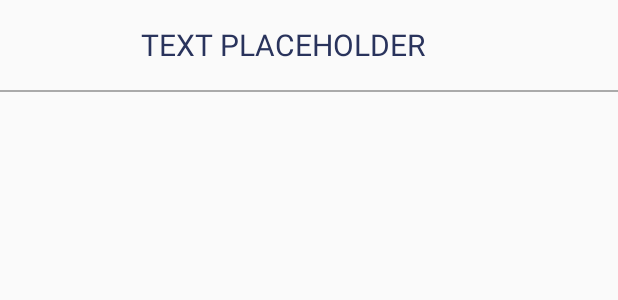
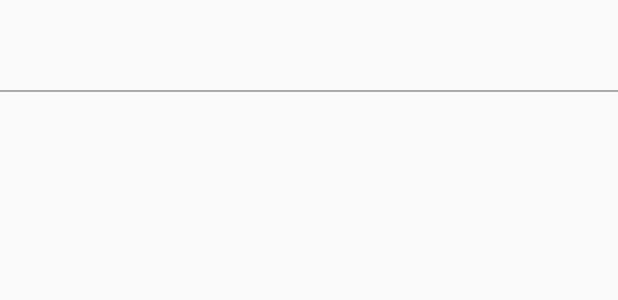
Before and after one commit to OlaB1994/TAIQuizWyzwanie, an Android app: the layout entry_games_list.xml on its own in the app's theme, with its tools: preview values and no code run, on a phone screen of 412 x 824 dp. Shown: the top 300 px of the screen. Run offline under Robolectric (Android 15) with nearby library versions, the phone set to English and light mode, and no system bars.

Commit message:
bug fixes and code reformat

```diff
--- a/app/src/main/java/pl/polsl/quizwyzwanie/ui/game/RoundsAdapter.java
+++ b/app/src/main/java/pl/polsl/quizwyzwanie/ui/game/RoundsAdapter.java
@@ -6,6 +6,7 @@ import android.view.LayoutInflater;
 import android.view.View;
 import android.view.ViewGroup;
 import android.widget.ImageView;
+import android.widget.TextView;
 
 import java.util.List;
 
@@ -40,6 +41,7 @@ public class RoundsAdapter extends RecyclerView.Adapter<RoundsAdapter.ViewHolder
     @Override
     public void onBindViewHolder(final RoundsAdapter.ViewHolder holder, final int position) {
         setupAnswers(holder, rounds.get(position).getMyQuestionsResults(), rounds.get(position).getOpponentQuestionsResults());
+        holder.categoryTv.setText(rounds.get(position).getCategoryName());
     }
 
     private void setupAnswers(ViewHolder holder, int[] myQuestionsResults, int[] opponentQuestionsResults) {
@@ -95,6 +97,8 @@ public class RoundsAdapter extends RecyclerView.Adapter<RoundsAdapter.ViewHolder
         ImageView opponentSecondQuestionIv;
         @BindView(R.id.entry_rounds_opponent_third_question_iv)
         ImageView opponentThirdQuestionIv;
+        @BindView(R.id.entry_rounds_category_tv)
+        TextView categoryTv;
 
         public ViewHolder(View rowView) {
             super(rowView);
--- a/app/src/main/res/drawable/dialog_background.xml
+++ b/app/src/main/res/drawable/dialog_background.xml
@@ -1,9 +1,9 @@
 <?xml version="1.0" encoding="utf-8"?>
 <shape xmlns:android="http://schemas.android.com/apk/res/android">
     <gradient
+        android:centerColor="@color/colorAccent3"
         android:endColor="@color/colorPrimary"
-        android:startColor="@color/colorPrimary"
-        android:centerColor="@color/colorAccent3" />
+        android:startColor="@color/colorPrimary" />
     <corners android:radius="@dimen/entry_navigation_list_indicator_corner" />
     <size
         android:width="@dimen/dialog_width"
--- a/app/src/main/res/drawable/entry_games_correct.xml
+++ b/app/src/main/res/drawable/entry_games_correct.xml
@@ -3,7 +3,6 @@
     android:shape="rectangle">
     <stroke
         android:width="1dp"
-        android:color="@android:color/white"/>
-    <solid
-        android:color="@color/entry_games_correct"/>
+        android:color="@android:color/white" />
+    <solid android:color="@color/entry_games_correct" />
 </shape>
--- a/app/src/main/res/drawable/entry_games_do_not_show.xml
+++ b/app/src/main/res/drawable/entry_games_do_not_show.xml
@@ -3,7 +3,6 @@
     android:shape="rectangle">
     <stroke
         android:width="1dp"
-        android:color="@android:color/white"/>
-    <solid
-        android:color="@color/entry_games_do_not_show"/>
+        android:color="@android:color/white" />
+    <solid android:color="@color/entry_games_do_not_show" />
 </shape>
--- a/app/src/main/res/drawable/entry_games_undefined.xml
+++ b/app/src/main/res/drawable/entry_games_undefined.xml
@@ -3,7 +3,6 @@
     android:shape="rectangle">
     <stroke
         android:width="1dp"
-        android:color="@android:color/white"/>
-    <solid
-        android:color="@color/entry_games_undefined"/>
+        android:color="@android:color/white" />
+    <solid android:color="@color/entry_games_undefined" />
 </shape>
--- a/app/src/main/res/drawable/entry_games_wrong.xml
+++ b/app/src/main/res/drawable/entry_games_wrong.xml
@@ -3,7 +3,6 @@
     android:shape="rectangle">
     <stroke
         android:width="1dp"
-        android:color="@android:color/white"/>
-    <solid
-        android:color="@color/entry_games_wrong"/>
+        android:color="@android:color/white" />
+    <solid android:color="@color/entry_games_wrong" />
 </shape>
--- a/app/src/main/res/layout/dialog_loading.xml
+++ b/app/src/main/res/layout/dialog_loading.xml
@@ -16,8 +16,8 @@
 
     <LinearLayout
         android:id="@+id/dialog_loading_content_ll"
+        android:layout_width="@dimen/dialog_width"
         android:layout_height="wrap_content"
-        android:layout_width="@dimen/dialog_width"
         android:gravity="center"
         android:orientation="horizontal"
         android:padding="@dimen/dialog_loading_padding">
@@ -32,8 +32,8 @@
             android:background="@android:color/transparent" />
 
         <TextView
+            android:layout_width="wrap_content"
             android:layout_height="wrap_content"
-            android:layout_width="wrap_content"
             android:layout_gravity="center"
             android:background="@android:color/transparent"
             android:text="@string/loading"
--- a/app/src/main/res/layout/entry_games_list.xml
+++ b/app/src/main/res/layout/entry_games_list.xml
@@ -1,35 +1,35 @@
 <?xml version="1.0" encoding="utf-8"?>
 <LinearLayout xmlns:android="http://schemas.android.com/apk/res/android"
+    android:layout_width="match_parent"
     android:layout_height="wrap_content"
-    android:orientation="vertical"
-    android:layout_width="match_parent">
+    android:orientation="vertical">
 
     <LinearLayout
-        android:orientation="horizontal" android:layout_width="match_parent"
         android:id="@+id/entry_games_main_ll"
+        android:layout_width="match_parent"
+        android:layout_height="@dimen/entry_games_item_height"
+        android:layout_marginLeft="@dimen/normal_margin"
         android:layout_marginStart="@dimen/normal_margin"
-        android:layout_marginLeft="@dimen/normal_margin"
-        android:layout_height="@dimen/entry_games_item_height">
+        android:orientation="horizontal">
 
         <ImageView
+            android:id="@+id/entry_games_list_icon_iv"
             android:layout_width="0dp"
             android:layout_height="match_parent"
-            android:layout_weight="1"
-            android:id="@+id/entry_games_list_icon_iv" />
+            android:layout_weight="1" />
 
         <TextView
+            android:id="@+id/entry_games_text_tv"
             android:layout_width="0dp"
             android:layout_height="match_parent"
-            android:layout_weight="5"
-            android:text="TEXT PLACEHOLDER"
-            android:gravity="center|left"
-            android:textSize="@dimen/large_text_size"
-            android:textColor="@color/colorPrimaryDark"
             android:layout_marginLeft="@dimen/normal_margin"
             android:layout_marginStart="@dimen/normal_margin"
-            android:id="@+id/entry_games_text_tv"/>
+            android:layout_weight="5"
+            android:gravity="center|left"
+            android:textColor="@color/colorPrimaryDark"
+            android:textSize="@dimen/large_text_size" />
 
     </LinearLayout>
-    <ImageView
-       style="@style/Separator" />
+
+    <ImageView style="@style/Separator" />
 </LinearLayout>
--- a/app/src/main/res/layout/fragment_menu.xml
+++ b/app/src/main/res/layout/fragment_menu.xml
@@ -32,8 +32,8 @@
                 android:layout_width="wrap_content"
                 android:layout_height="wrap_content"
                 android:layout_marginLeft="@dimen/normal_margin"
+                android:text="@string/fragment_menu_user_name_placeholder"
                 android:textColor="@color/colorPrimaryDark"
-                android:text="@string/fragment_menu_user_name_placeholder"
                 android:textSize="@dimen/large_text_size" />
         </LinearLayout>
     </LinearLayout>
--- a/app/src/main/res/layout/fragment_question.xml
+++ b/app/src/main/res/layout/fragment_question.xml
@@ -41,8 +41,8 @@
         android:layout_margin="@dimen/normal_margin"
         android:layout_weight="1"
         android:gravity="center"
+        android:text="@string/fragment_category_name_placeholder"
         android:textColor="@color/colorPrimaryDark"
-        android:text="@string/fragment_category_name_placeholder"
         android:textSize="@dimen/large_text_size" />
 
     <LinearLayout
--- a/app/src/main/res/values/dimens.xml
+++ b/app/src/main/res/values/dimens.xml
@@ -29,4 +29,5 @@
     <dimen name="dialog_loading_padding">10dp</dimen>
     <dimen name="entry_navigation_list_indicator_corner">10dp</dimen>
     <dimen name="dialog_height">100dp</dimen>
+    <dimen name="small_text_size">12sp</dimen>
 </resources>
```
Also changed, not shown: app/src/main/java/pl/polsl/quizwyzwanie/domain/model/CategoryRounds.java (+2 -5 lines), app/src/main/res/drawable/button_bg.xml (+11 -8 lines), app/src/main/res/layout/entry_rounds_list.xml (+4 -4 lines), app/src/main/res/layout/fragment_category.xml (+15 -15 lines), app/src/main/res/layout/fragment_game.xml (+18 -18 lines).
